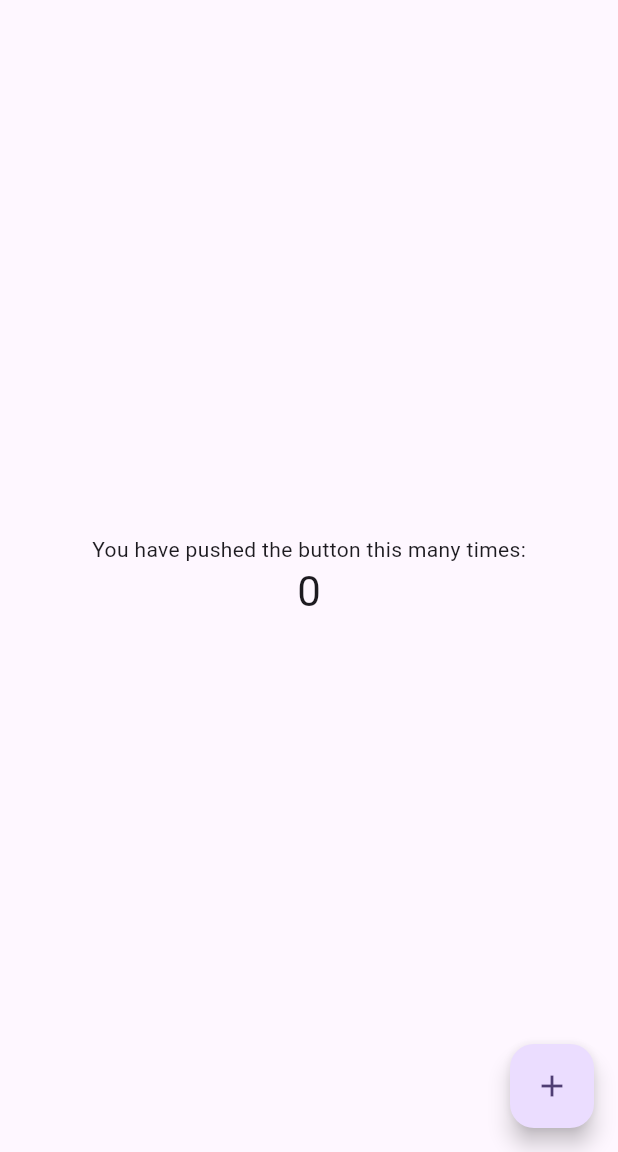
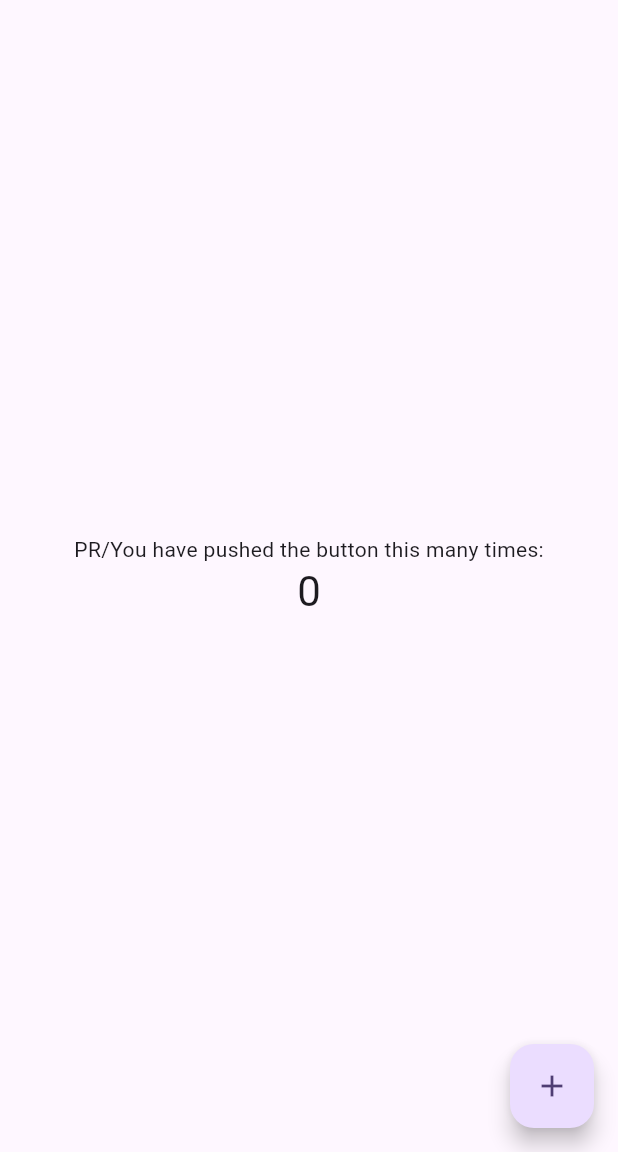
Before and after one commit to flutter-preview/yorifuji-flutter_web_sandbox_20230630, a Flutter app: the screen it shows after launch, on a phone screen of 412 x 824 dp, the part 84-1236 px from its top. Run offline on Flutter 3.47's test engine with Material 2 defaults, Android fonts, the phone set to English and light mode, and no system bars.

Commit message:
this is pr

```diff
--- a/lib/main.dart
+++ b/lib/main.dart
@@ -106,7 +106,7 @@ class _MyHomePageState extends State<MyHomePage> {
           mainAxisAlignment: MainAxisAlignment.center,
           children: <Widget>[
             const Text(
-              'You have pushed the button this many times:',
+              'PR/You have pushed the button this many times:',
             ),
             Text(
               '$_counter',
```
